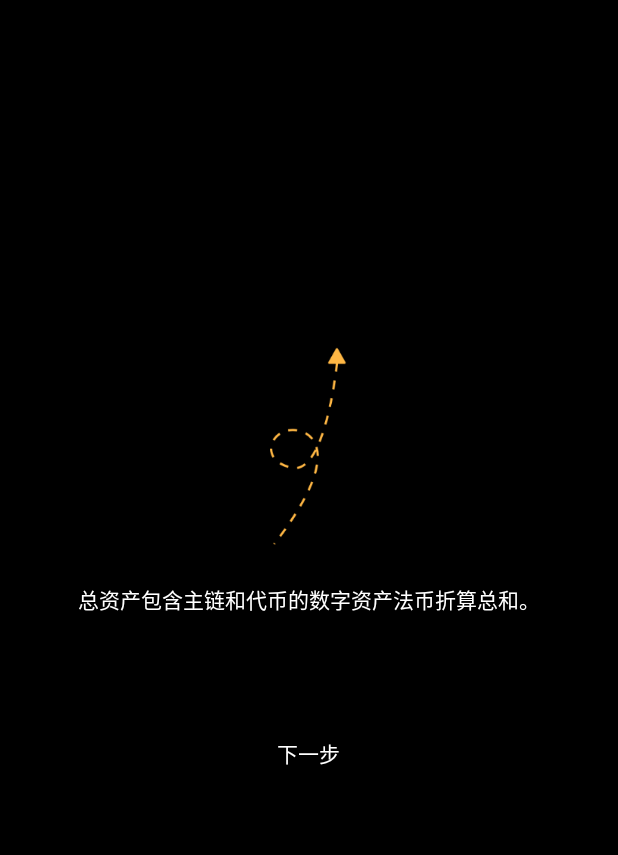
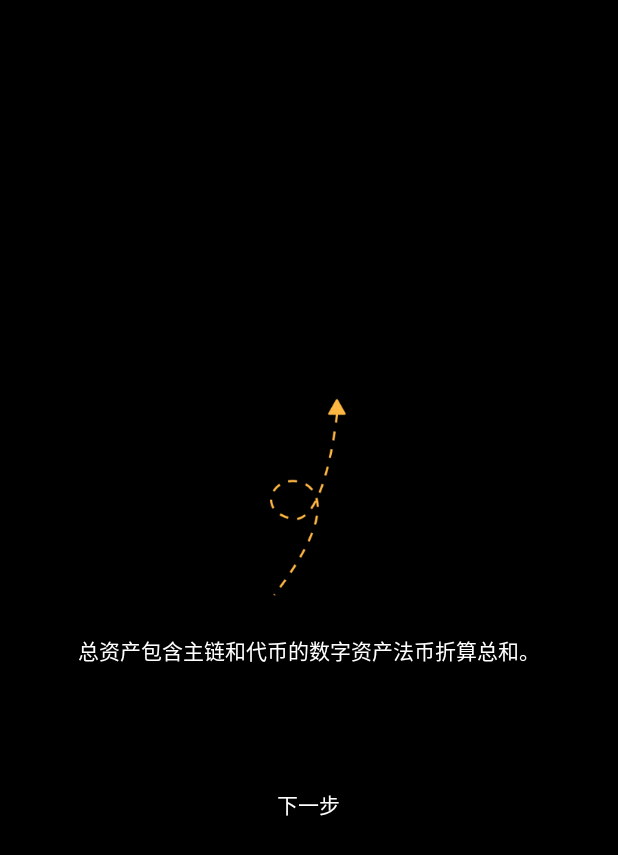
Before and after one commit to zhangjing02/AitdWallet, an Android app: the layout view_guide1.xml on its own in the app's theme, with its tools: preview values and no code run, on a phone screen of 412 x 824 dp. Shown: the top 855 px of the screen. Run offline under Robolectric (Android 15) with nearby library versions, the phone set to English and light mode, and no system bars.

Commit message:
1.新手指引做一些屏幕适配。 2.所有语言选择，按照APP设定的来，除非是初次进入APP没有用户的信息的时候，按照系统设定来。

```diff
--- a/app/build.gradle
+++ b/app/build.gradle
@@ -8,7 +8,7 @@ android {
         applicationId "com.tianqi.aitdwallet"
         minSdkVersion 19
         targetSdkVersion 30
-        versionCode 67
+        versionCode 72
         versionName "1.1.0"
         multiDexEnabled true
         testInstrumentationRunner "androidx.test.runner.AndroidJUnitRunner"
--- a/app/src/main/java/com/tianqi/aitdwallet/ui/activity/setting/MessageDetailActivity.java
+++ b/app/src/main/java/com/tianqi/aitdwallet/ui/activity/setting/MessageDetailActivity.java
@@ -41,7 +41,7 @@ public class MessageDetailActivity extends BaseActivity {
     }
 
     private void getToolBar() {
-        toolbarTitle.setText("消息中心");
+        toolbarTitle.setText(R.string.tittle_message_center);
         toolbar.setNavigationOnClickListener(v -> {
             finish();//返回
         });
--- a/app/src/main/java/com/tianqi/aitdwallet/ui/activity/wallet/initwallet/SetSecurityPsdActivity.java
+++ b/app/src/main/java/com/tianqi/aitdwallet/ui/activity/wallet/initwallet/SetSecurityPsdActivity.java
@@ -380,13 +380,14 @@ public class SetSecurityPsdActivity extends BaseActivity {
                             //解密
                             String aes_decode_str = AESCipher.decrypt(Constant.PSD_KEY,accountPwd);
                             // Log.i(TAG, "onViewClicked: 002存入的密码是？  "+aes_decode_str);
+                            //此处不变化，当用户第一次进来时，如果系统语言时英语，用户信息就设定成英语，没毛病。
                             if (getResources().getConfiguration().locale.getCountry().equals("US")){
                                 userInformation.setLanguageId(Constants.LANGUAGE_ENGLISH);
                             }else {
                                 userInformation.setLanguageId(Constants.LANGUAGE_CHINA);
                             }
                             userInformation.setNoCenter(true);
-                            // TODO: 2020/10/29 此处加入一些判语言和币种单位的逻辑。
+                            // 用户第一次进来时，用户系统语言时英语，那币种就默认设定成usd。
                             if (getResources().getConfiguration().locale.getCountry().equals("US")) {
                                 userInformation.setFiatUnit(Constants.FIAT_USD);
                             } else {
--- a/app/src/main/res/layout/view_guide1.xml
+++ b/app/src/main/res/layout/view_guide1.xml
@@ -11,17 +11,8 @@
         android:layout_width="match_parent"
         android:layout_height="match_parent"
         android:orientation="vertical"
-        android:gravity="center_horizontal|bottom">
+        android:gravity="center_horizontal|center">
 
-
-        <ImageView
-            android:id="@+id/iv"
-            android:layout_width="match_parent"
-            android:layout_height="match_parent"
-            android:layout_alignParentEnd="true"
-            android:layout_alignParentRight="true"
-            android:visibility="gone"
-            android:src="@drawable/bg_guide_step1" />
 
         <ImageView
             android:id="@+id/iv_indicator"
@@ -53,10 +44,7 @@
             android:text="@string/text_guide_content1"
             android:paddingHorizontal="20dp"
             android:gravity="center"
-            app:layout_constraintLeft_toRightOf="@+id/textView2"
-            app:layout_constraintTop_toTopOf="parent"
-            app:layout_constraintBottom_toBottomOf="parent"
-            app:layout_constraintVertical_bias="0.47"
+            android:layout_marginBottom="70dp"
             android:textColor="@android:color/white" />
 
 
@@ -66,12 +54,7 @@
             android:layout_height="44dp"
             android:text="@string/btn_next_step_text"
             style="@style/bg_button_hollow_white"
-            app:layout_constraintLeft_toLeftOf="parent"
-            app:layout_constraintRight_toRightOf="parent"
-            app:layout_constraintTop_toBottomOf="@+id/textView2"
-            android:layout_marginTop="70dp"
             android:textColor="@android:color/white"
-            android:layout_marginBottom="300dp"
             android:layout_centerInParent="true" />
 
 
--- a/app/src/main/res/values/strings.xml
+++ b/app/src/main/res/values/strings.xml
@@ -1,5 +1,5 @@
 <resources>
-    <string name="app_name">AITD Coin Beta</string>
+    <string name="app_name">AITD Coin</string>
     <string name="listview_header_hint_normal">下拉刷新</string>
     <string name="listview_header_hint_release">释放立即刷新</string>
     <string name="refreshing">正在刷新...</string>
@@ -297,4 +297,8 @@
     <string name="tittle_record_receive">转入</string>
     <string name="tittle_record_failure">失败</string>
     <string name="text_remark_tag">备注</string>
+    <string name="tittle_transfer_message">转账消息</string>
+    <string name="tittle_system_message">系统消息</string>
+    <string name="tittle_message_center">消息中心</string>
+    <string name="btn_all_read_text">全部已读</string>
 </resources>
```
Also changed, not shown: app/src/main/java/com/tianqi/aitdwallet/adapter/list_adapter/VersionLogAdapter.java (+10 -1 lines), app/src/main/java/com/tianqi/aitdwallet/ui/activity/GuidePageActivity.java (+16 -8 lines), app/src/main/java/com/tianqi/aitdwallet/ui/activity/MainActivity.java (+9 -1 lines), app/src/main/java/com/tianqi/aitdwallet/ui/activity/setting/MessageCenterActivity.java (+9 -5 lines), app/src/main/java/com/tianqi/aitdwallet/ui/fragment/WalletFragment.java (+16 -12 lines), app/src/main/java/com/tianqi/aitdwallet/widget/dialog/NewGuideEndDialog.java (+10 -1 lines), app/src/main/res/layout/dialog_new_guide_start.xml (+10 -17 lines), app/src/main/res/layout/pop_share_select.xml (+9 -11 lines), app/src/main/res/layout/view_guide4.xml (+1 -14 lines), 1 other file.
